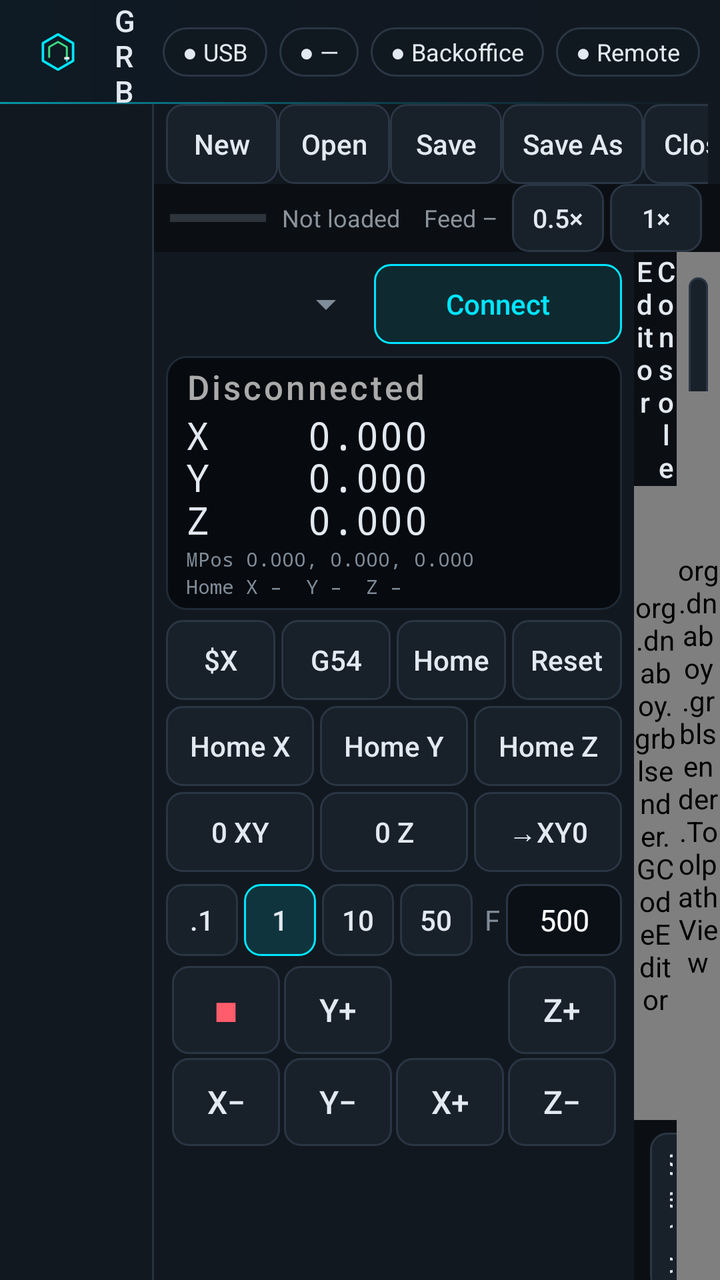
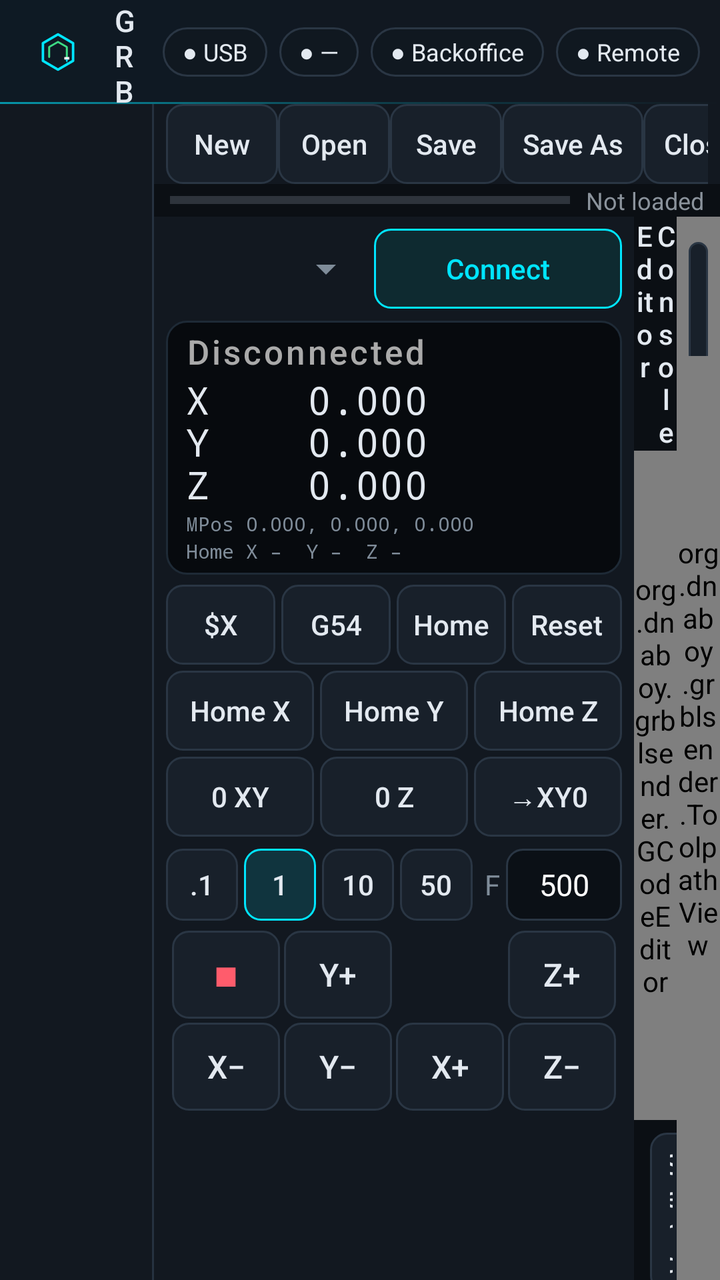

Before-and-after screenshots of an Android layout around one commit, followed by the original layout XML and the change that was made.
<!-- AndroidManifest.xml: application theme AppTheme -->
<!-- res/layout/activity_main.xml -->
<?xml version="1.0" encoding="utf-8"?>
<LinearLayout xmlns:android="http://schemas.android.com/apk/res/android"
    android:layout_width="match_parent"
    android:layout_height="match_parent"
    android:orientation="vertical"
    android:background="@color/bg"
    android:keepScreenOn="true">

    
    <LinearLayout
        android:id="@+id/titleBar"
        android:layout_width="match_parent"
        android:layout_height="52dp"
        android:background="@drawable/titlebar_bg"
        android:gravity="center_vertical"
        android:orientation="horizontal"
        android:paddingStart="12dp"
        android:paddingEnd="10dp">

        <ImageView
            android:layout_width="34dp"
            android:layout_height="34dp"
            android:contentDescription="Grbl Sender"
            android:src="@drawable/ic_launcher_fg"
            android:scaleType="fitCenter" />

        <LinearLayout
            android:layout_width="0dp"
            android:layout_height="wrap_content"
            android:layout_weight="1"
            android:layout_marginStart="10dp"
            android:orientation="vertical">

            <TextView
                android:id="@+id/txtTitle"
                android:layout_width="wrap_content"
                android:layout_height="wrap_content"
                android:fontFamily="sans-serif-medium"
                android:letterSpacing="0.18"
                android:text="GRBL SENDER"
                android:textColor="@color/text"
                android:textSize="15sp" />

            <TextView
                android:id="@+id/txtFile"
                android:layout_width="wrap_content"
                android:layout_height="wrap_content"
                android:ellipsize="middle"
                android:fontFamily="monospace"
                android:maxWidth="360dp"
                android:singleLine="true"
                android:text="No file"
                android:textColor="@color/muted"
                android:textSize="12sp" />
        </LinearLayout>

        <TextView android:id="@+id/chipUsb" style="@style/Chip" android:text="● USB" />
        <TextView android:id="@+id/chipMachine" style="@style/Chip" android:text="● —" />
        <TextView android:id="@+id/chipCloud" style="@style/Chip" android:text="● Backoffice" />
        <TextView android:id="@+id/chipRemote" style="@style/Chip" android:text="● Remote" />
        <TextView android:id="@+id/chipCamera" style="@style/Chip" android:text="● Camera LIVE" android:visibility="gone" />
    </LinearLayout>

    <LinearLayout
        android:layout_width="match_parent"
        android:layout_height="0dp"
        android:layout_weight="1"
        android:orientation="horizontal">

        
        <LinearLayout
            android:id="@+id/navRail"
            android:layout_width="76dp"
            android:layout_height="match_parent"
            android:background="@color/panel"
            android:gravity="center_horizontal"
            android:orientation="vertical"
            android:paddingTop="8dp"
            android:paddingStart="6dp"
            android:paddingEnd="6dp" />

        <View
            android:id="@+id/navDivider"
            android:layout_width="1dp"
            android:layout_height="match_parent"
            android:background="@color/border" />

        <FrameLayout
            android:layout_width="0dp"
            android:layout_height="match_parent"
            android:layout_weight="1">

            
            <LinearLayout
                android:id="@+id/pageControl"
                android:layout_width="match_parent"
                android:layout_height="match_parent"
                android:orientation="vertical">

            
            <LinearLayout
                android:id="@+id/toolbarRow"
                android:layout_width="match_parent"
                android:layout_height="wrap_content"
                android:orientation="horizontal"
                android:gravity="center_vertical"
                android:background="@color/panel"
                android:paddingStart="6dp"
                android:paddingEnd="6dp">

                <HorizontalScrollView
                    android:layout_width="0dp"
                    android:layout_height="wrap_content"
                    android:layout_weight="1"
                    android:scrollbars="none">

                    <LinearLayout
                        android:layout_width="wrap_content"
                        android:layout_height="wrap_content"
                        android:orientation="horizontal">

                        <Button android:id="@+id/btnNew" style="@style/Tb" android:text="New" />
                        <Button android:id="@+id/btnOpen" style="@style/Tb" android:text="Open" />
                        <Button android:id="@+id/btnSave" style="@style/Tb" android:text="Save" />
                        <Button android:id="@+id/btnSaveAs" style="@style/Tb" android:text="Save As" />
                        <Button android:id="@+id/btnClose" style="@style/Tb" android:text="Close" />
                        <View android:layout_width="1dp" android:layout_height="28dp"
                            android:layout_marginStart="6dp" android:layout_marginEnd="6dp" android:background="#3A4048" />
                        <Button android:id="@+id/btnLoad" style="@style/Tb" android:background="@drawable/btn_accent" android:text="⇩ Load" android:textColor="@color/accent" />
                        <Button android:id="@+id/btnRun" style="@style/Tb" android:background="@drawable/btn_run" android:text="▶ Run" android:textColor="@color/ok" />
                        <Button android:id="@+id/btnHold" style="@style/Tb" android:background="@drawable/btn_hold" android:text="❚❚ Hold" android:textColor="@color/warn" />
                        <Button android:id="@+id/btnResume" style="@style/Tb" android:text="Resume" />
                        <Button android:id="@+id/btnStop" style="@style/Tb" android:background="@drawable/btn_stop" android:text="■ Stop" android:textColor="@color/err" />
                    </LinearLayout>
                </HorizontalScrollView>
            </LinearLayout>

            <LinearLayout
                android:id="@+id/progressRow"
                android:layout_width="match_parent"
                android:layout_height="wrap_content"
                android:orientation="horizontal"
                android:gravity="center_vertical"
                android:paddingStart="8dp"
                android:paddingEnd="8dp">

                <ProgressBar
                    android:id="@+id/progress"
                    style="@android:style/Widget.Material.ProgressBar.Horizontal"
                    android:layout_width="0dp"
                    android:layout_height="wrap_content"
                    android:layout_weight="1"
                    android:max="1000" />

                <TextView
                    android:id="@+id/txtJob"
                    android:layout_width="wrap_content"
                    android:layout_height="wrap_content"
                    android:paddingStart="8dp"
                    android:text="Not loaded"
                    android:textColor="#8B939C"
                    android:textSize="12sp" />

                
                <TextView
                    android:id="@+id/txtFeedOv"
                    android:layout_width="wrap_content"
                    android:layout_height="wrap_content"
                    android:paddingStart="12dp"
                    android:paddingEnd="4dp"
                    android:singleLine="true"
                    android:text="Feed –"
                    android:textColor="#8B939C"
                    android:textSize="12sp" />
                <Button android:id="@+id/ov50" style="@style/Ov" android:text="0.5×" />
                <Button android:id="@+id/ov100" style="@style/Ov" android:text="1×" />
                <Button android:id="@+id/ov200" style="@style/Ov" android:text="2×" />
            </LinearLayout>

            
            <LinearLayout
                android:layout_width="match_parent"
                android:layout_height="0dp"
                android:layout_weight="1"
                android:orientation="horizontal">

                
                <ScrollView
                    android:id="@+id/leftPanel"
                    android:layout_width="240dp"
                    android:layout_height="match_parent"
                    android:background="@color/panel">

                    <LinearLayout
                        android:layout_width="match_parent"
                        android:layout_height="wrap_content"
                        android:orientation="vertical"
                        android:padding="6dp">

                        <LinearLayout
                            android:layout_width="match_parent"
                            android:layout_height="wrap_content"
                            android:gravity="center_vertical"
                            android:orientation="horizontal">

                            
                            <Spinner
                                android:id="@+id/baud"
                                android:layout_width="104dp"
                                android:layout_height="40dp" />

                            <Button
                                android:id="@+id/btnConnect"
                                style="@style/Btn"
                                android:layout_height="40dp"
                                android:background="@drawable/btn_accent"
                                android:textColor="@color/accent"
                                android:text="Connect" />
                        </LinearLayout>

                        
                        <LinearLayout
                            android:layout_width="match_parent"
                            android:layout_height="wrap_content"
                            android:layout_marginTop="6dp"
                            android:background="@drawable/dro_bg"
                            android:orientation="vertical"
                            android:paddingStart="10dp"
                            android:paddingEnd="8dp"
                            android:paddingTop="4dp"
                            android:paddingBottom="5dp">

                            <TextView
                                android:id="@+id/txtState"
                                android:layout_width="match_parent"
                                android:layout_height="wrap_content"
                                android:fontFamily="sans-serif-medium"
                                android:letterSpacing="0.08"
                                android:singleLine="true"
                                android:text="Disconnected"
                                android:textColor="#AAAAAA"
                                android:textSize="17sp" />

                            <TextView
                                android:id="@+id/txtPos"
                                android:layout_width="match_parent"
                                android:layout_height="wrap_content"
                                android:fontFamily="monospace"
                                android:letterSpacing="0.04"
                                android:lineSpacingMultiplier="0.95"
                                android:text="X    0.000\nY    0.000\nZ    0.000"
                                android:textColor="@color/text"
                                android:textSize="19sp" />

                            <TextView
                                android:id="@+id/txtMPos"
                                android:layout_width="match_parent"
                                android:layout_height="wrap_content"
                                android:fontFamily="monospace"
                                android:singleLine="true"
                                android:text="MPos 0.000, 0.000, 0.000"
                                android:textColor="@color/muted"
                                android:textSize="10sp" />

                            <TextView
                                android:id="@+id/txtHome"
                                android:layout_width="match_parent"
                                android:layout_height="wrap_content"
                                android:fontFamily="monospace"
                                android:singleLine="true"
                                android:text="Home X –  Y –  Z –"
                                android:textColor="@color/muted"
                                android:textSize="10sp" />
                        </LinearLayout>

                        <LinearLayout
                            android:layout_width="match_parent"
                            android:layout_height="wrap_content"
                            android:layout_marginTop="5dp"
                            android:orientation="horizontal">

                            <Button android:id="@+id/btnUnlock" style="@style/BtnRow" android:text="$X" />
                            <Button android:id="@+id/btnGoG54" style="@style/BtnRow" android:text="G54" />
                            <Button android:id="@+id/btnHome" style="@style/BtnRow" android:text="Home" />
                            <Button android:id="@+id/btnReset" style="@style/BtnRow" android:layout_marginEnd="0dp" android:text="Reset" />
                        </LinearLayout>

                        
                        <LinearLayout
                            android:layout_width="match_parent"
                            android:layout_height="wrap_content"
                            android:orientation="horizontal">

                            <Button android:id="@+id/btnHomeX" style="@style/BtnRow" android:text="Home X" />
                            <Button android:id="@+id/btnHomeY" style="@style/BtnRow" android:text="Home Y" />
                            <Button android:id="@+id/btnHomeZ" style="@style/BtnRow" android:layout_marginEnd="0dp" android:text="Home Z" />
                        </LinearLayout>

                        <LinearLayout
                            android:layout_width="match_parent"
                            android:layout_height="wrap_content"
                            android:orientation="horizontal">

                            <Button android:id="@+id/btnZeroXY" style="@style/BtnRow" android:text="0 XY" />
                            <Button android:id="@+id/btnZeroZ" style="@style/BtnRow" android:text="0 Z" />
                            <Button android:id="@+id/btnGoZero" style="@style/BtnRow" android:layout_marginEnd="0dp" android:text="→XY0" />
                        </LinearLayout>

                        
                        <LinearLayout
                            android:layout_width="match_parent"
                            android:layout_height="wrap_content"
                            android:layout_marginTop="3dp"
                            android:gravity="center_vertical"
                            android:orientation="horizontal">

                            <RadioGroup
                                android:id="@+id/stepGroup"
                                android:layout_width="0dp"
                                android:layout_height="wrap_content"
                                android:layout_weight="1"
                                android:orientation="horizontal">

                                <RadioButton android:id="@+id/s01" style="@style/Seg" android:text=".1" />
                                <RadioButton android:id="@+id/s1" style="@style/Seg" android:text="1" android:checked="true" />
                                <RadioButton android:id="@+id/s10" style="@style/Seg" android:text="10" />
                                <RadioButton android:id="@+id/s50" style="@style/Seg" android:text="50" />
                            </RadioGroup>

                            <TextView
                                android:layout_width="wrap_content"
                                android:layout_height="wrap_content"
                                android:paddingStart="3dp"
                                android:paddingEnd="3dp"
                                android:text="F"
                                android:textColor="@color/muted" />

                            <EditText
                                android:id="@+id/jogFeed"
                                android:layout_width="58dp"
                                android:layout_height="36dp"
                                android:background="@drawable/input_bg"
                                android:gravity="center"
                                android:inputType="number"
                                android:paddingStart="4dp"
                                android:paddingEnd="4dp"
                                android:selectAllOnFocus="true"
                                android:text="500"
                                android:textColor="#FFFFFF"
                                android:textSize="15sp" />
                        </LinearLayout>

                        <GridLayout
                            android:layout_width="wrap_content"
                            android:layout_height="wrap_content"
                            android:layout_gravity="center_horizontal"
                            android:layout_marginTop="4dp"
                            android:columnCount="4"
                            android:rowCount="2">

                            
                            <Button android:id="@+id/jStop" style="@style/Jog" android:contentDescription="Cancel jog" android:text="■" android:textColor="@color/err" />
                            <Button android:id="@+id/jYp" style="@style/Jog" android:text="Y+" />
                            <Space android:layout_width="56dp" android:layout_height="46dp" />
                            <Button android:id="@+id/jZp" style="@style/Jog" android:text="Z+" />

                            <Button android:id="@+id/jXm" style="@style/Jog" android:text="X−" />
                            <Button android:id="@+id/jYm" style="@style/Jog" android:text="Y−" />
                            <Button android:id="@+id/jXp" style="@style/Jog" android:text="X+" />
                            <Button android:id="@+id/jZm" style="@style/Jog" android:text="Z−" />
                        </GridLayout>
                    </LinearLayout>
                </ScrollView>

                
                <LinearLayout
                    android:id="@+id/middlePanel"
                    android:layout_width="0dp"
                    android:layout_height="match_parent"
                    android:layout_weight="1"
                    android:orientation="vertical">

                    <LinearLayout
                        android:layout_width="match_parent"
                        android:layout_height="wrap_content"
                        android:orientation="horizontal">

                        <Button android:id="@+id/tabEditor" style="@style/Tab" android:text="Editor" />
                        <Button android:id="@+id/tabConsole" style="@style/Tab" android:text="Console" />
                    </LinearLayout>

                    <FrameLayout
                        android:layout_width="match_parent"
                        android:layout_height="0dp"
                        android:layout_weight="1">

                        <org.dnaboy.grblsender.GCodeEditor
                            android:id="@+id/editor"
                            android:layout_width="match_parent"
                            android:layout_height="match_parent" />

                        <org.dnaboy.grblsender.GCodeViewer
                            android:id="@+id/viewer"
                            android:layout_width="match_parent"
                            android:layout_height="match_parent"
                            android:visibility="gone" />

                        <ScrollView
                            android:id="@+id/logScroll"
                            android:layout_width="match_parent"
                            android:layout_height="match_parent"
                            android:background="#070A0E"
                            android:padding="4dp"
                            android:visibility="gone">

                            <TextView
                                android:id="@+id/txtLog"
                                android:layout_width="match_parent"
                                android:layout_height="wrap_content"
                                android:fontFamily="monospace"
                                android:textSize="12sp"
                                android:textColor="#B9E3B9"
                                android:textIsSelectable="true" />
                        </ScrollView>
                    </FrameLayout>

                    <LinearLayout
                        android:layout_width="match_parent"
                        android:layout_height="wrap_content"
                        android:orientation="horizontal">

                        <EditText
                            android:id="@+id/cmdInput"
                            android:background="@drawable/input_bg"
                            android:padding="8dp"
                            android:layout_margin="4dp"
                            android:fontFamily="monospace"
                            android:layout_width="0dp"
                            android:layout_height="wrap_content"
                            android:layout_weight="1"
                            android:hint="G-code or $ command"
                            android:imeOptions="actionSend"
                            android:inputType="textCapCharacters|textNoSuggestions"
                            android:singleLine="true"
                            android:textColor="#FFFFFF"
                            android:textColorHint="#777777" />

                        <Button
                            android:id="@+id/btnSend"
                            style="@style/Tb"
                            android:text="Send" />

                        <Button
                            android:id="@+id/btnSettings"
                            style="@style/Tb"
                            android:text="$$" />
                    </LinearLayout>
                </LinearLayout>

                
                <FrameLayout
                    android:layout_width="0dp"
                    android:layout_height="match_parent"
                    android:layout_weight="1">

                    <org.dnaboy.grblsender.ToolpathView
                        android:id="@+id/preview"
                        android:layout_width="match_parent"
                        android:layout_height="match_parent" />

                    <LinearLayout
                        android:layout_width="wrap_content"
                        android:layout_height="wrap_content"
                        android:layout_gravity="top|end"
                        android:layout_margin="6dp"
                        android:orientation="horizontal">

                        <Button
                            android:id="@+id/btnFit"
                            style="@style/Tb"
                            android:text="Fit" />

                        <Button
                            android:id="@+id/btnFull"
                            style="@style/Tb"
                            android:minWidth="48dp"
                            android:textSize="20sp"
                            android:contentDescription="Full screen preview"
                            android:text="⛶" />
                    </LinearLayout>

                    
                    <LinearLayout
                        android:id="@+id/fullControls"
                        android:layout_width="wrap_content"
                        android:layout_height="wrap_content"
                        android:layout_gravity="bottom|end"
                        android:layout_marginEnd="8dp"
                        android:layout_marginBottom="28dp"
                        android:orientation="horizontal"
                        android:visibility="gone">

                        <TextView
                            android:id="@+id/fullState"
                            android:layout_width="wrap_content"
                            android:layout_height="wrap_content"
                            android:layout_gravity="center_vertical"
                            android:background="#CC0B0F14"
                            android:padding="8dp"
                            android:textColor="@color/text"
                            android:textSize="15sp"
                            android:textStyle="bold" />

                        <Button android:id="@+id/fullOv50" style="@style/Tb" android:text="0.5×" />
                        <Button android:id="@+id/fullOv100" style="@style/Tb" android:text="1×" />
                        <Button android:id="@+id/fullOv200" style="@style/Tb" android:text="2×" />
                        <Button android:id="@+id/fullHold" style="@style/Tb" android:background="@drawable/btn_hold" android:text="❚❚ Hold" android:textColor="@color/warn" />
                        <Button android:id="@+id/fullResume" style="@style/Tb" android:text="Resume" />
                        <Button android:id="@+id/fullStop" style="@style/Tb" android:background="@drawable/btn_stop" android:text="■ Stop" android:textColor="@color/err" />
                    </LinearLayout>
                </FrameLayout>
            </LinearLayout>
            </LinearLayout>

            
            <FrameLayout
                android:id="@+id/pageSettings"
                android:layout_width="match_parent"
                android:layout_height="match_parent"
                android:visibility="gone" />
        </FrameLayout>
    </LinearLayout>
</LinearLayout>
<!-- resources referenced by this layout -->
<resources>
  <color name="accent">#00E5FF</color>
  <color name="bg">#0B0F14</color>
  <color name="border">#263240</color>
  <color name="err">#FF5C6C</color>
  <color name="muted">#7F8C99</color>
  <color name="ok">#3DDC84</color>
  <color name="panel">#121820</color>
  <color name="text">#E3E9F0</color>
  <color name="warn">#FFC040</color>
  <!-- drawable dro_bg (drawable) -->
  <?xml version="1.0" encoding="utf-8"?>
  <shape xmlns:android="http://schemas.android.com/apk/res/android" android:shape="rectangle">
      <corners android:radius="10dp" />
      <solid android:color="#070A0E" />
      <stroke android:width="1dp" android:color="#1E2A36" />
  </shape>
  <!-- drawable input_bg (drawable) -->
  <?xml version="1.0" encoding="utf-8"?>
  <shape xmlns:android="http://schemas.android.com/apk/res/android" android:shape="rectangle">
      <corners android:radius="8dp" />
      <solid android:color="#0B1016" />
      <stroke android:width="1dp" android:color="#2A3644" />
  </shape>
  <style name="Btn">
          <item name="android:layout_width">0dp</item>
          <item name="android:layout_height">wrap_content</item>
          <item name="android:layout_weight">1</item>
          <item name="android:textAllCaps">false</item>
          <item name="android:minWidth">0dp</item>
          <item name="android:paddingStart">2dp</item>
          <item name="android:paddingEnd">2dp</item>
      </style>
  <style name="BtnRow" parent="Btn">
          <item name="android:layout_height">40dp</item>
          <item name="android:layout_marginEnd">3dp</item>
          <item name="android:layout_marginBottom">3dp</item>
      </style>
  <style name="Jog">
          <item name="android:layout_width">54dp</item>
          <item name="android:layout_height">44dp</item>
          <item name="android:layout_margin">1dp</item>
          <item name="android:textSize">16sp</item>
          <item name="android:textAllCaps">false</item>
          <item name="android:minWidth">0dp</item>
          <item name="android:padding">0dp</item>
      </style>
  <style name="Ov">
          <item name="android:layout_width">wrap_content</item>
          <item name="android:layout_height">34dp</item>
          <item name="android:textAllCaps">false</item>
          <item name="android:minWidth">46dp</item>
          <item name="android:minHeight">0dp</item>
          <item name="android:paddingStart">6dp</item>
          <item name="android:paddingEnd">6dp</item>
          <item name="android:paddingTop">0dp</item>
          <item name="android:paddingBottom">0dp</item>
          <item name="android:layout_marginStart">3dp</item>
          <item name="android:textSize">13sp</item>
      </style>
  <style name="Tab">
          <item name="android:background">@android:color/transparent</item>
          <item name="android:layout_width">0dp</item>
          <item name="android:layout_height">wrap_content</item>
          <item name="android:layout_weight">1</item>
          <item name="android:textAllCaps">false</item>
          <item name="android:minHeight">36dp</item>
      </style>
  <!-- drawable chip_bg (drawable) -->
  <?xml version="1.0" encoding="utf-8"?>
  <shape xmlns:android="http://schemas.android.com/apk/res/android" android:shape="rectangle">
      <corners android:radius="14dp" />
      <solid android:color="#101820" />
      <stroke android:width="1dp" android:color="#2A3644" />
  </shape>
  <style name="TechDialog" parent="@android:style/Theme.Material.Dialog.Alert">
          <item name="android:colorAccent">@color/accent</item>
          <item name="android:windowBackground">@drawable/dialog_bg</item>
          <item name="android:textColorPrimary">@color/text</item>
      </style>
  <!-- drawable dialog_bg (drawable) -->
  <?xml version="1.0" encoding="utf-8"?>
  <inset xmlns:android="http://schemas.android.com/apk/res/android" android:inset="16dp">
      <shape android:shape="rectangle">
          <corners android:radius="14dp" />
          <solid android:color="#121820" />
          <stroke android:width="1dp" android:color="#2A3A4C" />
      </shape>
  </inset>
  <!-- unchanged entries left out for length: 13 -->
</resources>

<!-- the commit's change to res/layout/activity_main.xml (unified diff, before → after) -->
@@ -131,6 +131,21 @@
                         <Button android:id="@+id/btnHold" style="@style/Tb" android:background="@drawable/btn_hold" android:text="❚❚ Hold" android:textColor="@color/warn" />
                         <Button android:id="@+id/btnResume" style="@style/Tb" android:text="Resume" />
                         <Button android:id="@+id/btnStop" style="@style/Tb" android:background="@drawable/btn_stop" android:text="■ Stop" android:textColor="@color/err" />
+                        
+                        <View android:layout_width="1dp" android:layout_height="28dp"
+                            android:layout_marginStart="6dp" android:layout_marginEnd="6dp" android:background="#3A4048" />
+                        <TextView
+                            android:id="@+id/txtFeedOv"
+                            android:layout_width="wrap_content"
+                            android:layout_height="wrap_content"
+                            android:paddingEnd="4dp"
+                            android:singleLine="true"
+                            android:text="Feed –"
+                            android:textColor="#8B939C"
+                            android:textSize="14sp" />
+                        <Button android:id="@+id/ov50" style="@style/Tb" android:text="0.5×" />
+                        <Button android:id="@+id/ov100" style="@style/Tb" android:text="1×" />
+                        <Button android:id="@+id/ov200" style="@style/Tb" android:text="2×" />
                     </LinearLayout>
                 </HorizontalScrollView>
             </LinearLayout>
@@ -160,21 +175,6 @@
                     android:text="Not loaded"
                     android:textColor="#8B939C"
                     android:textSize="12sp" />
-
-                
-                <TextView
-                    android:id="@+id/txtFeedOv"
-                    android:layout_width="wrap_content"
-                    android:layout_height="wrap_content"
-                    android:paddingStart="12dp"
-                    android:paddingEnd="4dp"
-                    android:singleLine="true"
-                    android:text="Feed –"
-                    android:textColor="#8B939C"
-                    android:textSize="12sp" />
-                <Button android:id="@+id/ov50" style="@style/Ov" android:text="0.5×" />
-                <Button android:id="@+id/ov100" style="@style/Ov" android:text="1×" />
-                <Button android:id="@+id/ov200" style="@style/Ov" android:text="2×" />
             </LinearLayout>
 
             
<!-- resource entries referenced after the edit -->
@@ -46,19 +46,6 @@
           <item name="android:minWidth">0dp</item>
           <item name="android:padding">0dp</item>
       </style>
-  <style name="Ov">
-          <item name="android:layout_width">wrap_content</item>
-          <item name="android:layout_height">34dp</item>
-          <item name="android:textAllCaps">false</item>
-          <item name="android:minWidth">46dp</item>
-          <item name="android:minHeight">0dp</item>
-          <item name="android:paddingStart">6dp</item>
-          <item name="android:paddingEnd">6dp</item>
-          <item name="android:paddingTop">0dp</item>
-          <item name="android:paddingBottom">0dp</item>
-          <item name="android:layout_marginStart">3dp</item>
-          <item name="android:textSize">13sp</item>
-      </style>
   <style name="Tab">
           <item name="android:background">@android:color/transparent</item>
           <item name="android:layout_width">0dp</item>
